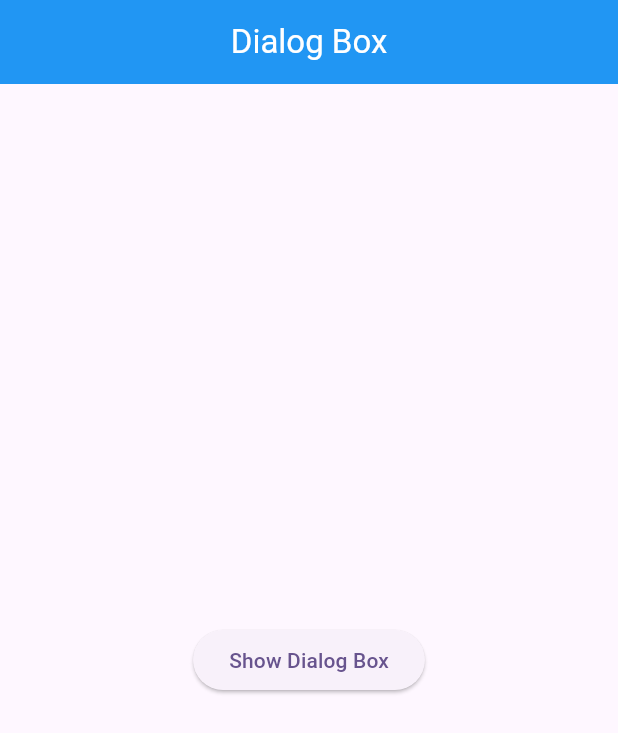
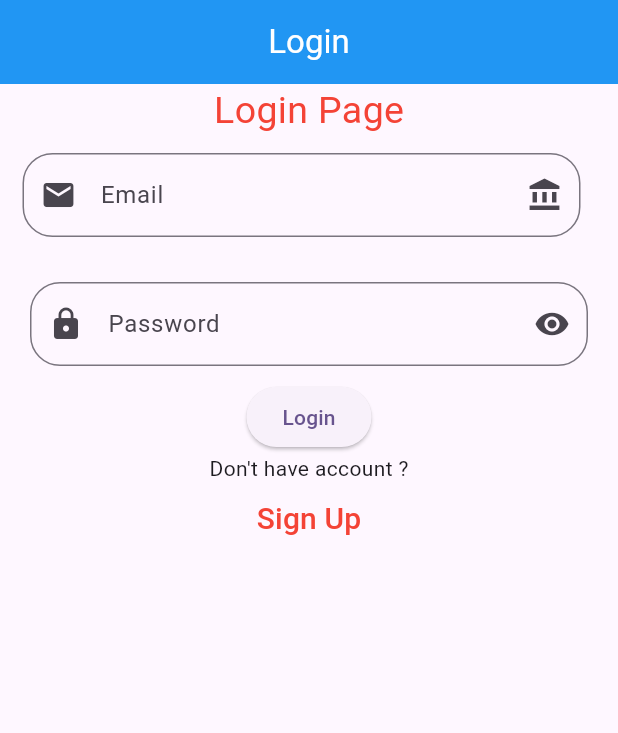
Before and after one commit to AbRehman536/Flutter_sec_4, a Flutter app: the screen it shows after launch, on a phone screen of 412 x 824 dp. Shown: the top 733 px of the screen. Run offline on Flutter 3.47's test engine with Material 3 defaults, Android fonts, the light colour scheme and no system bars.

Commit message:
Login Form done

```diff
--- /dev/null
+++ b/lib/login_form.dart
@@ -0,0 +1,52 @@
+import 'package:flutter/material.dart';
+
+class LoginFormDemo extends StatelessWidget {
+  const LoginFormDemo({super.key});
+
+  @override
+  Widget build(BuildContext context) {
+    return Scaffold(
+      appBar: AppBar(
+        title: Text("Login"),
+        backgroundColor: Colors.blue,
+        foregroundColor: Colors.white,
+        centerTitle: true,
+      ),
+      body: Column(children: [
+        Text("Login Page",style: TextStyle(fontSize: 25, color: Colors.red),),
+        Padding(
+          padding: const EdgeInsets.only(top: 10,bottom: 20,left: 15,right: 25),
+          child: TextField(
+            decoration: InputDecoration(
+              label: Text("Email"),
+              hintText: 'abdullah@gmail.com',
+              prefixIcon: Icon(Icons.email),
+              suffixIcon: Icon(Icons.account_balance),
+              border: OutlineInputBorder(
+                borderRadius: BorderRadius.circular(20),
+              )
+            ),
+          ),
+        ),
+        Padding(
+          padding: const EdgeInsets.symmetric(horizontal: 20,vertical: 10),
+          child: TextField(
+            decoration: InputDecoration(
+                label: Text("Password"),
+                hintText: '234456564',
+                prefixIcon: Icon(Icons.lock),
+                suffixIcon: Icon(Icons.visibility),
+              border: OutlineInputBorder(
+                borderRadius: BorderRadius.circular(20)
+              )
+            ),
+          ),
+        ),
+        ElevatedButton(onPressed: (){}, child: Text("Login")),
+        Text("Don't have account ?"),
+        TextButton(onPressed: (){},
+            child: Text("Sign Up",style: TextStyle(fontSize: 20,color: Colors.red),))
+      ],),
+    );
+  }
+}
--- a/lib/main.dart
+++ b/lib/main.dart
@@ -3,6 +3,7 @@ import 'package:flutter_sec_4/appbar_demo.dart';
 import 'package:flutter_sec_4/asset_image.dart';
 import 'package:flutter_sec_4/dialog_box.dart';
 import 'package:flutter_sec_4/floating_action_button.dart';
+import 'package:flutter_sec_4/login_form.dart';
 import 'package:flutter_sec_4/nested_row_column.dart';
 import 'package:flutter_sec_4/network_image.dart';
 import 'package:flutter_sec_4/row_column_demo.dart';
@@ -37,7 +38,7 @@ class MyApp extends StatelessWidget {
         // tested with just a hot reload.
         colorScheme: ColorScheme.fromSeed(seedColor: Colors.deepPurple),
       ),
-      home: DialogBoxDemo(),
+      home: LoginFormDemo(),
     );
   }
 }
```
